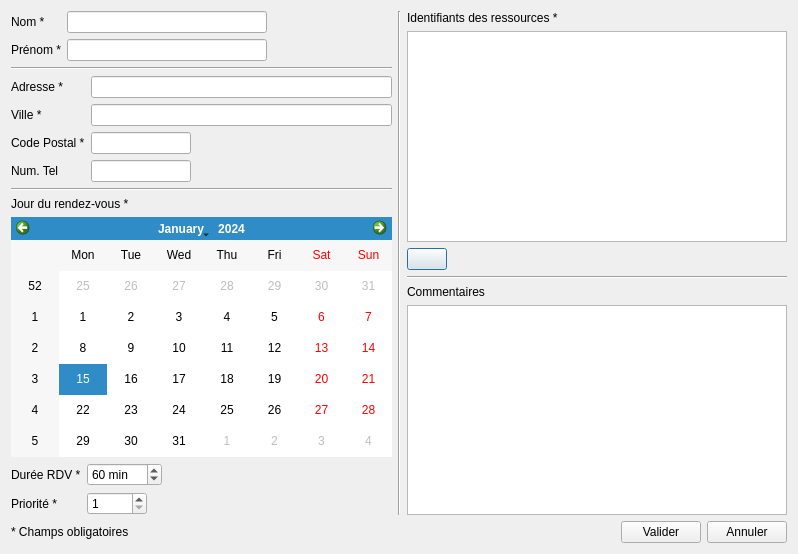
First picture: the form in TP_QT/addclientdialog.ui, repository MaxenceRobin/TP_QT_2, before the edit.
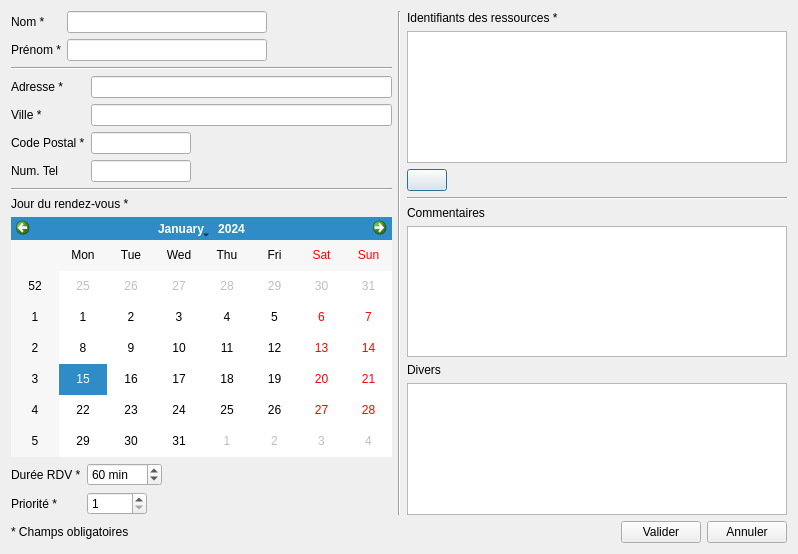
Second picture: the form after the edit. Icons and pictures are not drawn.

```diff
--- a/TP_QT/addclientdialog.ui
+++ b/TP_QT/addclientdialog.ui
@@ -338,6 +338,16 @@
      <item>
       <widget class="QTextEdit" name="commentTextEdit"/>
      </item>
+     <item>
+      <widget class="QLabel" name="label">
+       <property name="text">
+        <string>Divers</string>
+       </property>
+      </widget>
+     </item>
+     <item>
+      <widget class="QTextEdit" name="diverseTextEdit"/>
+     </item>
     </layout>
    </item>
    <item row="0" column="1">
```
Left out of the diff: 13 changed lines with no effect on the pictures.
